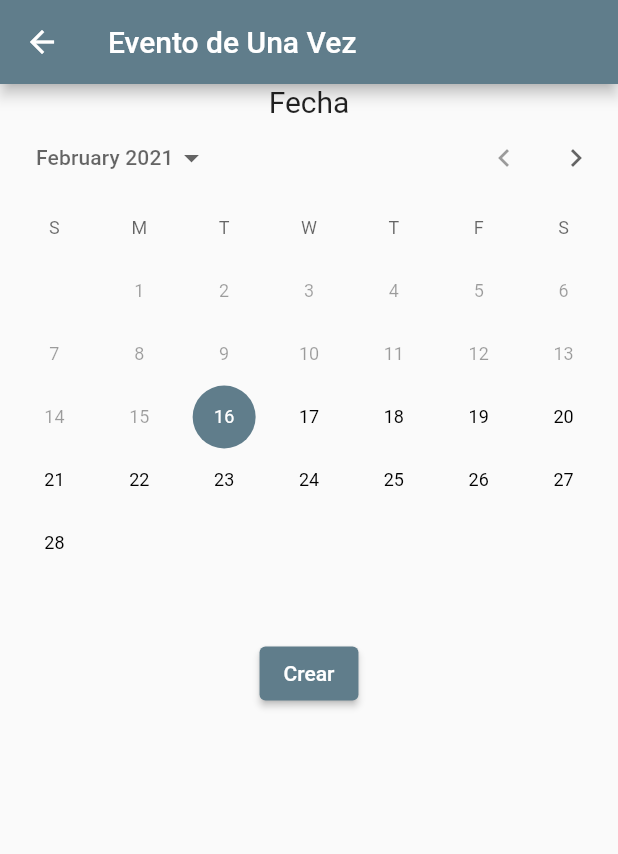
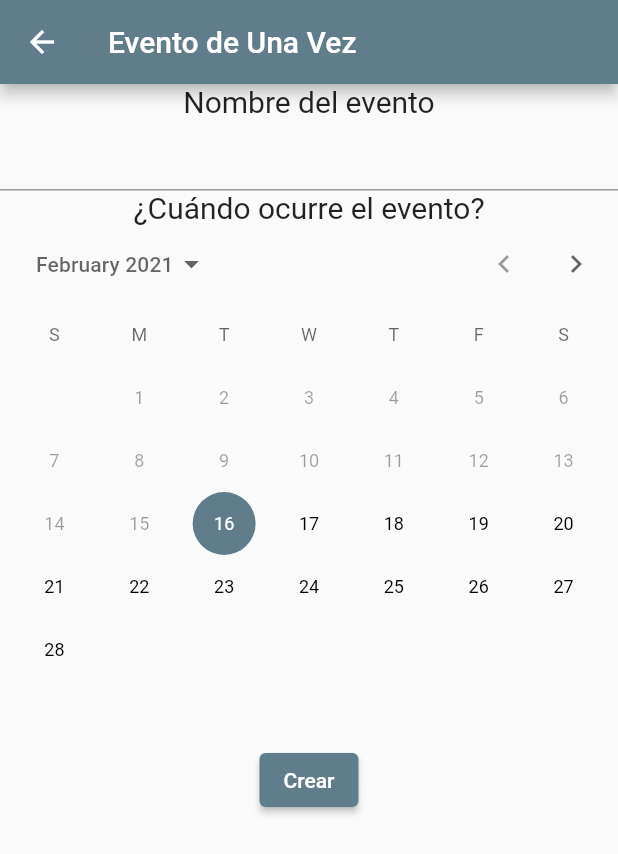
Before and after one commit to LucasNahuelGarcia/scheduler, a Flutter app: the CrearEventoUnaVez screen opened by its route, on a phone screen of 412 x 824 dp. Shown: the top 854 px of the screen. Run offline on Flutter 3.47's test engine with Material 2 defaults, Android fonts, the phone set to English and light mode, and no system bars.

Commit message:
Los eventos ahora tienen un objeto repeticion, que determina que pasa al llegar a la fecha del evento

```diff
--- a/lib/src/io/componentesVista/CardEvento.dart
+++ b/lib/src/io/componentesVista/CardEvento.dart
@@ -1,5 +1,5 @@
 import 'package:flutter/material.dart';
-import 'package:scheduler/src/storage/Evento.dart';
+import 'package:scheduler/src/storage/Evento/Evento.dart';
 import 'Fecha.dart';
 
 class CardEvento extends StatelessWidget {
--- a/lib/src/io/vistas/CrearEventoUnaVez.dart
+++ b/lib/src/io/vistas/CrearEventoUnaVez.dart
@@ -1,11 +1,20 @@
 import 'package:flutter/cupertino.dart';
 import 'package:flutter/material.dart';
-import 'package:scheduler/src/storage/Evento.dart';
+import 'package:scheduler/src/storage/Evento/Evento.dart';
+import 'package:scheduler/src/storage/Evento/RepeticionEvento.dart';
 import 'package:scheduler/src/storage/storage.dart';
 
-class CrearEventoUnaVez extends StatelessWidget {
+class CrearEventoUnaVez extends StatefulWidget {
+  @override
+  State<StatefulWidget> createState() {
+    return _StateCrearEventoUnaVez();
+  }
+}
+
+class _StateCrearEventoUnaVez extends State<CrearEventoUnaVez> {
   DateTime _dateTime = DateTime.now();
   String _titulo = "Evento 1";
+
   @override
   Widget build(BuildContext context) {
     return Scaffold(
@@ -16,7 +25,16 @@ class CrearEventoUnaVez extends StatelessWidget {
         child: Column(
           children: [
             Text(
-              "Fecha",
+              "Nombre del evento",
+              style: TextStyle(fontSize: 20),
+            ),
+            TextField(
+              onChanged: (s) {
+                _titulo = s;
+              },
+            ),
+            Text(
+              "¿Cuándo ocurre el evento?",
               style: TextStyle(fontSize: 20),
             ),
             CalendarDatePicker(
@@ -28,8 +46,15 @@ class CrearEventoUnaVez extends StatelessWidget {
             ElevatedButton(
               child: Text("Crear"),
               onPressed: () {
-                StorageManager.instancia
-                    .addEvento(Evento(fecha: _dateTime, titulo: _titulo));
+                StorageManager.instancia.addEvento(
+                  Evento(
+                    fecha: _dateTime,
+                    titulo: _titulo,
+                    repeticionEvento: RepeticionEvento(
+                      Duration(seconds: 0),
+                    ),
+                  ),
+                );
                 Navigator.of(context).popUntil((r) => r.isFirst);
               },
             ),
--- a/lib/src/io/vistas/ListaEventos.dart
+++ b/lib/src/io/vistas/ListaEventos.dart
@@ -1,7 +1,7 @@
 import 'package:flutter/material.dart';
 import 'package:provider/provider.dart';
 import 'package:scheduler/src/io/componentesVista/CardEvento.dart';
-import 'package:scheduler/src/storage/Evento.dart';
+import 'package:scheduler/src/storage/Evento/Evento.dart';
 import 'package:scheduler/src/storage/storage.dart';
 
 class ListaEventos extends StatelessWidget {
--- a/lib/src/storage/Evento.dart
+++ /dev/null
@@ -1,11 +0,0 @@
-enum TipoDeEvento {
-  Periodico,
-  UnaVez,
-}
-
-class Evento {
-  DateTime fecha;
-  String titulo;
-
-  Evento({this.fecha, this.titulo});
-}
--- /dev/null
+++ b/lib/src/storage/Evento/Evento.dart
@@ -0,0 +1,16 @@
+import 'package:flutter/material.dart';
+import 'package:scheduler/src/storage/Evento/RepeticionEvento.dart';
+
+enum TipoDeEvento {
+  Periodico,
+  UnaVez,
+}
+
+class Evento {
+  DateTime fecha;
+  String titulo;
+
+  final RepeticionEvento repeticionEvento;
+
+  Evento({this.fecha, this.titulo, @required this.repeticionEvento});
+}
--- /dev/null
+++ b/lib/src/storage/Evento/RepeticionEvento.dart
@@ -0,0 +1,15 @@
+import 'package:scheduler/src/storage/Evento/Evento.dart';
+import 'package:scheduler/src/storage/storage.dart';
+
+class RepeticionEvento {
+  final Duration periodo;
+
+  RepeticionEvento(this.periodo);
+
+  void accion(Evento e) {
+    if (periodo.inSeconds == 0)
+      StorageManager.instancia.removeEvento(e);
+    else
+      e.fecha = e.fecha.add(periodo);
+  }
+}
--- a/lib/src/storage/storage.dart
+++ b/lib/src/storage/storage.dart
@@ -1,7 +1,6 @@
 import 'package:flutter/material.dart';
-import 'package:provider/provider.dart';
 
-import 'Evento.dart';
+import 'Evento/Evento.dart';
 
 class StorageManager extends ChangeNotifier {
   static StorageManager _instancia;
@@ -27,7 +26,7 @@ class StorageManager extends ChangeNotifier {
     notifyListeners();
   }
 
-  void deleteEvento(Evento evento) {
+  void removeEvento(Evento evento) {
     _eventos.remove(evento);
     notifyListeners();
   }
```
